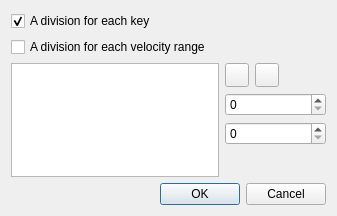
First picture: the form in sources/editor/tools/division_duplication/tooldivisionduplication_gui.ui, repository davy7125/polyphone, before the edit.
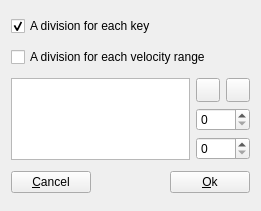
Second picture: the form after the edit. Icons and pictures are not drawn.

Diff of the .ui file:
```diff
--- a/sources/editor/tools/division_duplication/tooldivisionduplication_gui.ui
+++ b/sources/editor/tools/division_duplication/tooldivisionduplication_gui.ui
@@ -6,31 +6,53 @@
    <rect>
     <x>0</x>
     <y>0</y>
-    <width>337</width>
-    <height>216</height>
+    <width>261</width>
+    <height>211</height>
    </rect>
   </property>
   <property name="windowTitle">
    <string notr="true">Form</string>
   </property>
-  <layout class="QGridLayout" name="gridLayout">
-   <item row="5" column="1">
-    <spacer name="verticalSpacer">
-     <property name="orientation">
-      <enum>Qt::Vertical</enum>
+  <layout class="QVBoxLayout" name="verticalLayout">
+   <item>
+    <widget class="QCheckBox" name="checkForEachKey">
+     <property name="text">
+      <string>A division for each key</string>
      </property>
-     <property name="sizeHint" stdset="0">
-      <size>
-       <width>20</width>
-       <height>25</height>
-      </size>
+     <property name="checked">
+      <bool>true</bool>
      </property>
-    </spacer>
+    </widget>
    </item>
-   <item row="2" column="0" rowspan="4">
+   <item>
+    <widget class="QCheckBox" name="checkForEachVelocityRange">
+     <property name="text">
+      <string>A division for each velocity range</string>
+     </property>
+    </widget>
+   </item>
+   <item>
+    <layout class="QGridLayout" name="gridLayout_2">
+     <item row="1" column="1">
+      <widget class="QSpinBox" name="spinMinVel">
+       <property name="maximum">
+        <number>127</number>
+       </property>
+      </widget>
+     </item>
+     <item row="0" column="0" rowspan="3">
     <widget class="QListWidget" name="listVelocites"/>
    </item>
    <item row="2" column="1">
+      <widget class="QSpinBox" name="spinMaxVel">
+       <property name="maximum">
+        <number>127</number>
+       </property>
+      </widget>
+     </item>
+     <item row="0" column="1">
+      <layout class="QHBoxLayout" name="horizontalLayout_2">
+       <item>
     <widget class="QPushButton" name="pushAdd">
      <property name="minimumSize">
       <size>
@@ -53,7 +75,7 @@
      </property>
     </widget>
    </item>
-   <item row="2" column="2">
+       <item>
     <widget class="QPushButton" name="pushRemove">
      <property name="minimumSize">
       <size>
@@ -76,59 +98,53 @@
      </property>
     </widget>
    </item>
-   <item row="2" column="3">
+       <item>
     <spacer name="horizontalSpacer">
      <property name="orientation">
       <enum>Qt::Horizontal</enum>
      </property>
      <property name="sizeHint" stdset="0">
       <size>
-       <width>89</width>
+           <width>40</width>
        <height>20</height>
       </size>
      </property>
     </spacer>
    </item>
-   <item row="3" column="1" colspan="3">
-    <widget class="QSpinBox" name="spinMinVel">
-     <property name="maximum">
-      <number>127</number>
-     </property>
-    </widget>
-   </item>
-   <item row="4" column="1" colspan="3">
-    <widget class="QSpinBox" name="spinMaxVel">
-     <property name="maximum">
-      <number>127</number>
+      </layout>
+     </item>
+    </layout>
+   </item>
+   <item>
+    <layout class="QHBoxLayout" name="horizontalLayout">
+     <item>
+      <widget class="QPushButton" name="pushCancel">
+       <property name="text">
+        <string>&amp;Cancel</string>
      </property>
     </widget>
    </item>
-   <item row="6" column="0" colspan="4">
-    <widget class="QDialogButtonBox" name="buttonBox">
+     <item>
+      <spacer name="horizontalSpacer_2">
      <property name="orientation">
       <enum>Qt::Horizontal</enum>
      </property>
-     <property name="standardButtons">
-      <set>QDialogButtonBox::Cancel|QDialogButtonBox::Ok</set>
-     </property>
-    </widget>
-   </item>
-   <item row="1" column="0" colspan="4">
-    <widget class="QCheckBox" name="checkForEachVelocityRange">
+       <property name="sizeHint" stdset="0">
+        <size>
+         <width>40</width>
+         <height>20</height>
+        </size>
+       </property>
+      </spacer>
+     </item>
+     <item>
+      <widget class="QPushButton" name="pushOk">
      <property name="text">
-      <string>A division for each velocity range</string>
+        <string>&amp;Ok</string>
      </property>
     </widget>
    </item>
-   <item row="0" column="0" colspan="4">
-    <widget class="QCheckBox" name="checkForEachKey">
-     <property name="text">
-      <string>A division for each key</string>
-     </property>
-     <property name="checked">
-      <bool>true</bool>
-     </property>
-    </widget>
+    </layout>
    </item>
   </layout>
  </widget>
```
Lines whose indentation alone changed are shown as unchanged.
